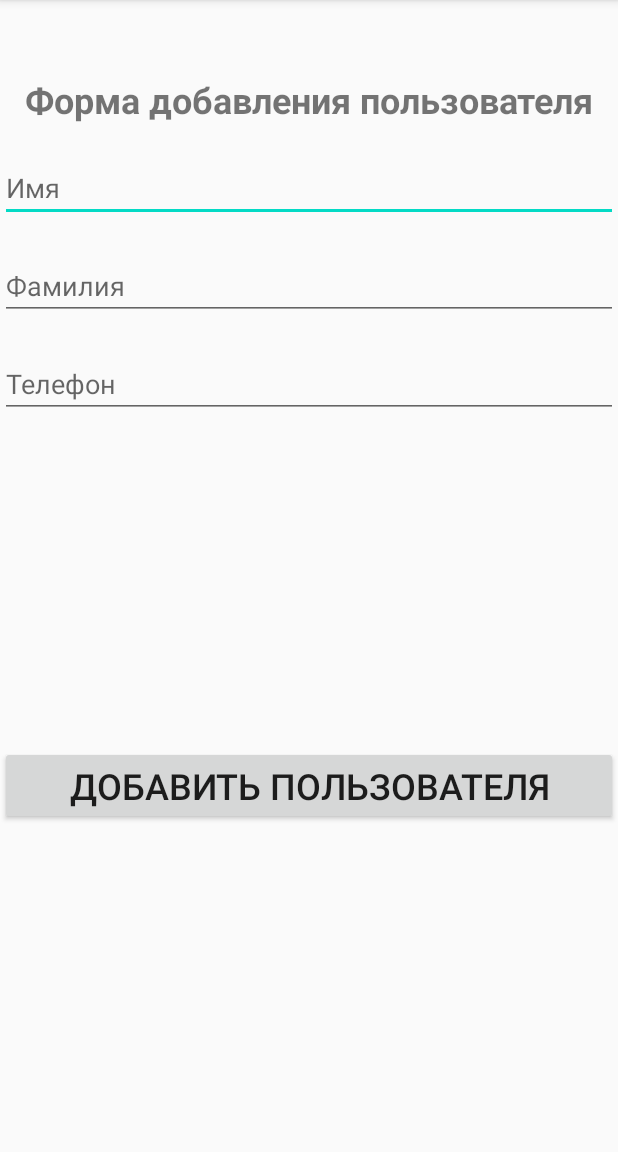
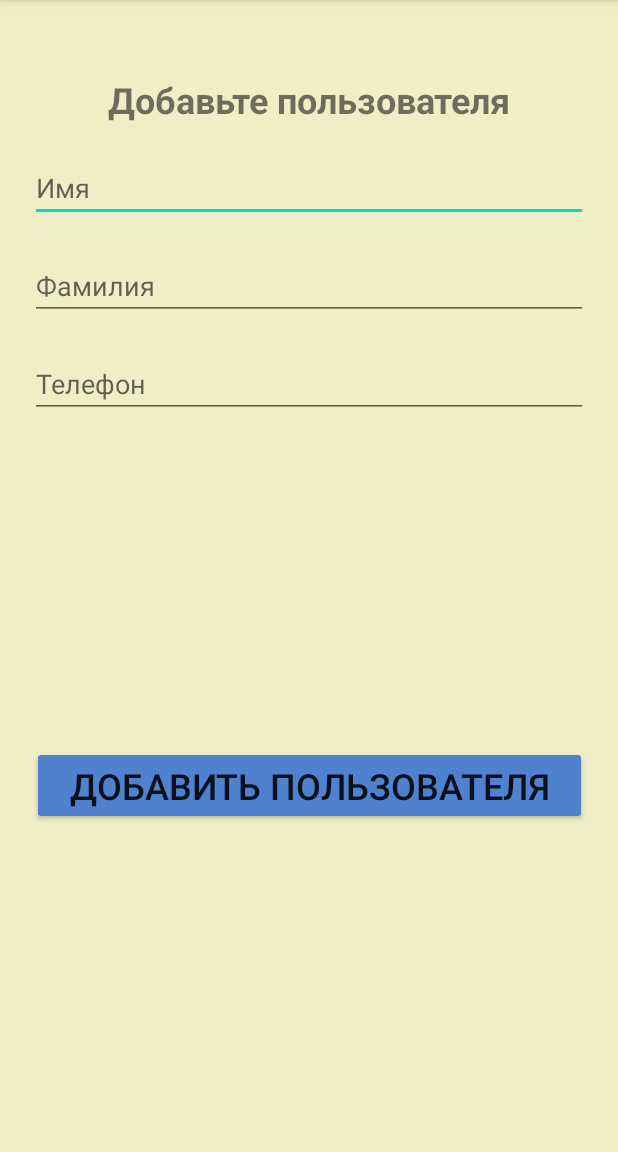
Before and after one commit to tat3377/android_secondApp, an Android app: the AddUserActivity screen opened directly, with no data from a screen before it, on a phone screen of 412 x 824 dp, the part 84-1236 px from its top. Run offline under Robolectric (Android 15) with nearby library versions, the phone set to English and light mode, and no system bars.

Commit message:
Фон добавлен

```diff
--- a/secondApp/app/src/main/res/layout/activity_add_user.xml
+++ b/secondApp/app/src/main/res/layout/activity_add_user.xml
@@ -7,13 +7,18 @@
     tools:context=".AddUserActivity">
 
 
+    <LinearLayout
+        android:layout_width="match_parent"
+        android:layout_height="match_parent"
+        android:background="#EFEEC6"
+        android:orientation="vertical" />
 
     <TextView
         android:id="@+id/textView"
         android:layout_width="wrap_content"
         android:layout_height="wrap_content"
         android:layout_marginTop="50dp"
-    android:text="Форма добавления пользователя"
+        android:text="Добавьте пользователя"
         android:textSize="24sp"
         android:textStyle="bold"
         app:layout_constraintEnd_toEndOf="parent"
@@ -29,6 +34,8 @@
     android:ems="10"
     android:inputType="textPersonName"
     android:hint="Имя"
+        android:layout_marginLeft="20dp"
+        android:layout_marginRight="20dp"
     app:layout_constraintEnd_toEndOf="parent"
     app:layout_constraintStart_toStartOf="parent"
     app:layout_constraintTop_toBottomOf="@+id/textView" />
@@ -42,6 +49,8 @@
     android:ems="10"
     android:inputType="textPersonName"
     android:hint="Фамилия"
+    android:layout_marginLeft="20dp"
+    android:layout_marginRight="20dp"
     app:layout_constraintEnd_toEndOf="parent"
     app:layout_constraintStart_toStartOf="parent"
     app:layout_constraintTop_toBottomOf="@+id/editTextName" />
@@ -55,6 +64,8 @@
     android:ems="10"
     android:inputType="textPersonName"
     android:hint="Телефон"
+    android:layout_marginLeft="20dp"
+    android:layout_marginRight="20dp"
     app:layout_constraintEnd_toEndOf="parent"
     app:layout_constraintStart_toStartOf="parent"
     app:layout_constraintTop_toBottomOf="@+id/editTextLastName"
@@ -62,8 +73,9 @@
 
     <Button
         android:id="@+id/insertUserBtn"
-    android:layout_width="match_parent"
+        android:layout_width="370dp"
         android:layout_height="wrap_content"
+        android:backgroundTint="#4F81CF"
         android:text="Добавить пользователя"
         android:textSize="24sp"
         app:layout_constraintBottom_toBottomOf="parent"
```
Also changed, not shown: secondApp/app/src/main/res/layout/fragment_user.xml (+19 -9 lines), secondApp/app/src/main/res/drawable-v24/tel1.jpg (added), secondApp/app/src/main/res/drawable-v24/tel2.jpg (added). Lines whose indentation alone changed are shown as unchanged.
